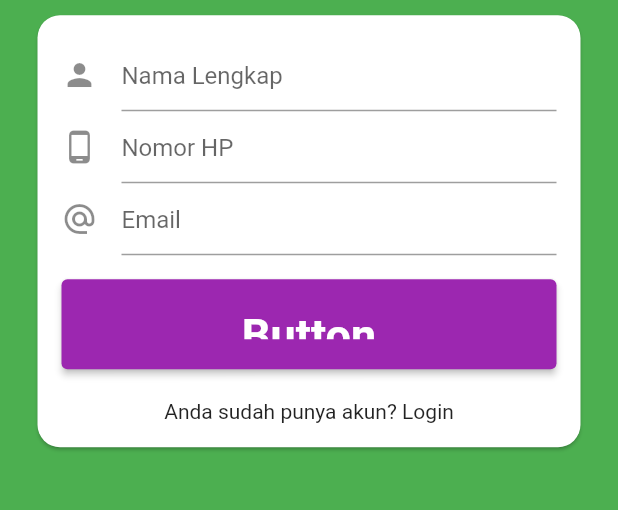
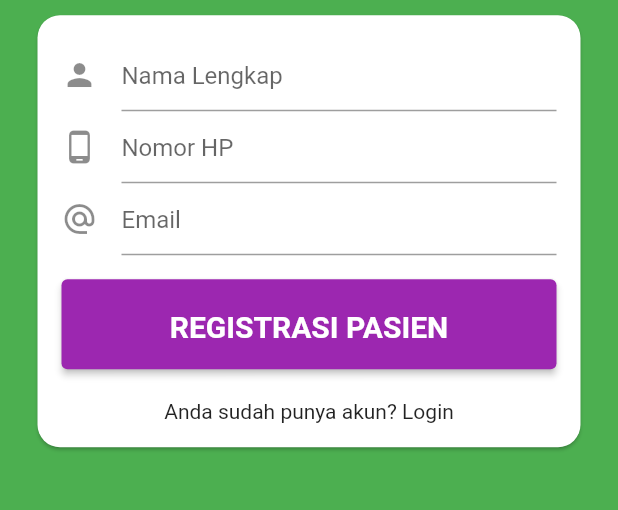
Before and after one commit to jydan243/uas-hospital-flutter, a Flutter app: the screen it shows after launch, after a tap on "Anda belum punya akun? Registrasi pasien", on a phone screen of 412 x 824 dp, the part 413-923 px from its top. Run offline on Flutter 3.47's test engine with Material 2 defaults, Android fonts, the phone set to English and light mode, and no system bars; our stand-ins replace google_maps_flutter, shared_preferences; network calls fail.

Commit message:
regis poli

```diff
--- a/lib/model/dokter.dart
+++ b/lib/model/dokter.dart
@@ -9,7 +9,7 @@ class Dokter {
 
   factory Dokter.fromJson(Map<String, dynamic> json) {
     return Dokter(
-        idDokter: json['id_dokter'], nama: json['nama'], hp: json['hp']);
+        idDokter: json['id_dokter'].toString(), nama: json['nama'], hp: json['hp']);
   }
 }
 
--- a/lib/model/pasien.dart
+++ b/lib/model/pasien.dart
@@ -10,7 +10,7 @@ class Pasien {
 
   factory Pasien.fromJson(Map<String, dynamic> json) {
     return Pasien(
-        idPasien: json['id_pasien'],
+        idPasien: json['id_pasien'].toString(),
         nama: json['nama'],
         hp: json['hp'],
         email: json['email']);
--- a/lib/model/regis_poli.dart
+++ b/lib/model/regis_poli.dart
@@ -20,7 +20,7 @@ class RegisPoli {
 
   factory RegisPoli.fromJson(Map<String, dynamic> json) {
     return RegisPoli(
-        idRegisPoli: json['id_regis_poli'],
+        idRegisPoli: json['id_regis_poli'].toString(),
         idPasien: Pasien.fromJson(json['id_pasien']),
         idDokter: Dokter.fromJson(json['id_dokter']),
         tglBooking: json['tgl_booking'],
--- a/lib/page/list_widget/regis_poli.dart
+++ b/lib/page/list_widget/regis_poli.dart
@@ -22,7 +22,7 @@ class _RegisPoliListState extends State<RegisPoliList> {
                 child: GestureDetector(
                   onTap: null,
                   child: Card(
-                    color: Colors.white,
+                    color: Colors.blue,
                     child: Column(
                       mainAxisSize: MainAxisSize.min,
                       children: <Widget>[
--- a/lib/page/login.dart
+++ b/lib/page/login.dart
@@ -21,7 +21,7 @@ class _LoginPageState extends State<LoginPage> {
   Widget build(BuildContext context) {
     return SafeArea(
       child: Scaffold(
-        backgroundColor: Colors.green,
+        backgroundColor: Colors.blue,
         body: Center(
           child: SingleChildScrollView(
             child: ConstrainedBox(
@@ -36,7 +36,7 @@ class _LoginPageState extends State<LoginPage> {
                   ),
                   Padding(
                     padding: EdgeInsets.all(20),
-                  child: Text('Created by: Reda Hayati Nufus',
+                  child: Text('Created by: Abdullah Sajidan',
                   style: TextStyle(
                     fontSize: 15,
                     fontWeight: FontWeight.bold,
--- a/lib/page/modul_pasien/home/home_content.dart
+++ b/lib/page/modul_pasien/home/home_content.dart
@@ -13,7 +13,7 @@ class _HomeContentState extends State<HomeContent> {
     return Center(
       child: Text(
         'Selamat Datang \nAplikasi Smart Hospital',
-        style: TextStyle(fontSize: 30),
+        style: TextStyle(fontSize: 25),
         textAlign: TextAlign.center,
       ),
     );
--- a/lib/page/modul_pasien/index.dart
+++ b/lib/page/modul_pasien/index.dart
@@ -30,13 +30,16 @@ class _IndexPageState extends State<IndexPage> {
       ),
       body: _selectedContent,
       bottomNavigationBar: BottomNavigationBar(
+
         currentIndex: _selectedIndex,
         type: BottomNavigationBarType.fixed,
         items: [
           BottomNavigationBarItem(
+            title: Text('Regis Poli'),
               icon: Icon(Icons.assignment),),
-          BottomNavigationBarItem(icon: Icon(Icons.home),),
+          BottomNavigationBarItem(icon: Icon(Icons.home),title: Text('Home')),
           BottomNavigationBarItem(
+            title: Text('Pesan Obat'),
               icon: Icon(Icons.local_hospital),),
         ],
         onTap: _onItemTapped,
--- a/lib/page/modul_pasien/regis_poli/create.dart
+++ b/lib/page/modul_pasien/regis_poli/create.dart
@@ -21,7 +21,10 @@ class _CreatePageState extends State<CreatePage> {
   @override
   void initState() {
     super.initState();
+    setState(() {
     dokters = fetchDokters();
+
+    });
   }
 
   @override
--- a/lib/util/config.dart
+++ b/lib/util/config.dart
@@ -2,10 +2,10 @@ class AppConfig {
   /*
   uncomment jika menggunakan real device, cocokkan alamat server dengan ip address komputer/laptop anda
   */
-  static const String API_ENDPOINT = "http://192.168.1.6:8081/smart-hospital/";
+  // static const String API_ENDPOINT = "http://192.168.1.6:8081/smart-hospital/";
 
   /*
   uncomment jika menggunakan emulator android
   */
-  // static const String API_ENDPOINT = "http://10.0.2.2/smart-hospital/";
+  static const String API_ENDPOINT = "http://192.168.18.23/dadang1/";
 }
--- a/lib/util/util.dart
+++ b/lib/util/util.dart
@@ -24,12 +24,12 @@ Widget largetButton(
       height: 60,
       width: double.infinity,
       child: new ElevatedButton(
-        child: Text('Button'),
-        onPressed: () {},
+        child: Text(label),
+        onPressed: onPressed,
         style: ElevatedButton.styleFrom(
             primary: Colors.purple,
             padding: EdgeInsets.symmetric(horizontal: 50, vertical: 20),
-            textStyle: TextStyle(fontSize: 30, fontWeight: FontWeight.bold)),
+            textStyle: TextStyle(fontSize: 20, fontWeight: FontWeight.bold)),
       ));
 }
 
```
